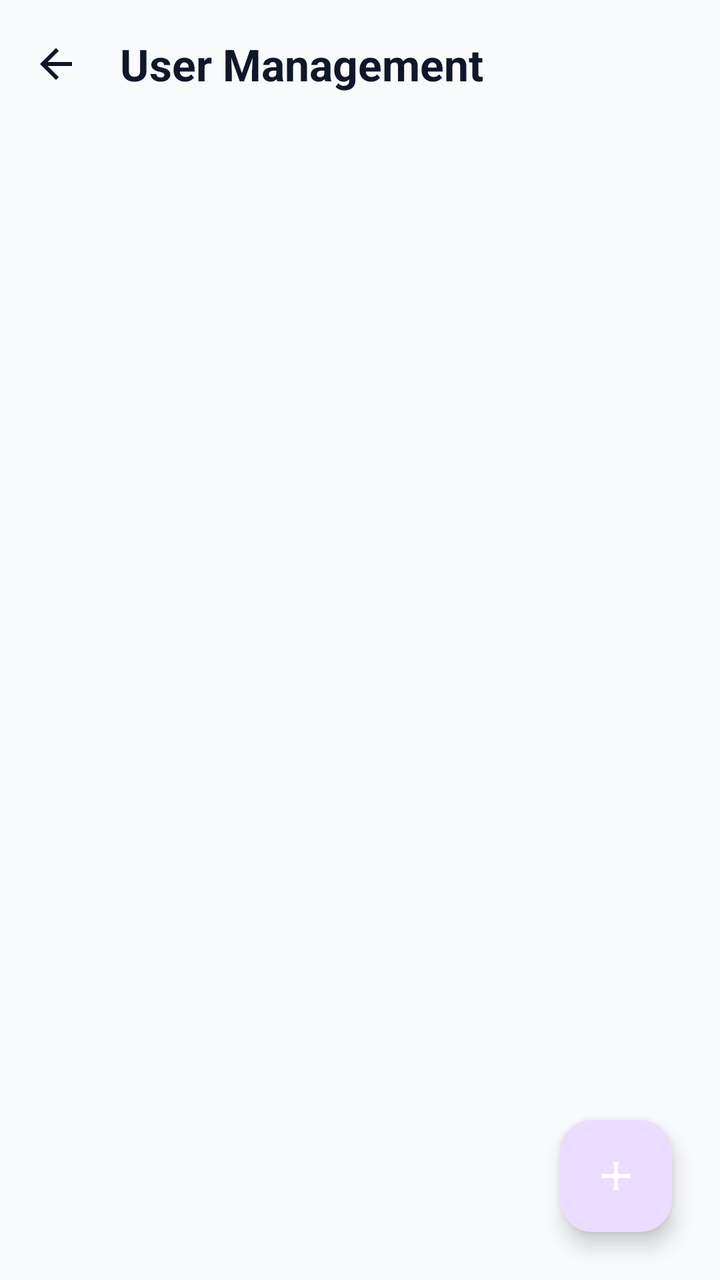
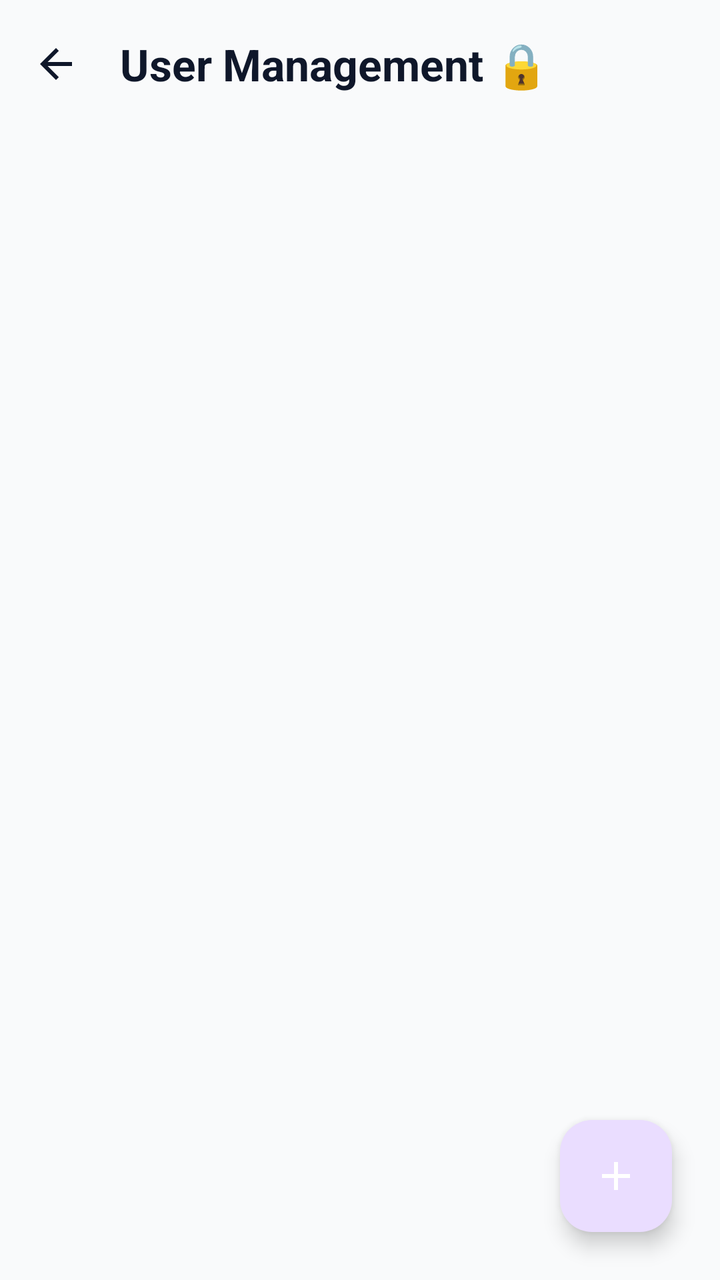

Compare the two renders of this Android layout. The source of the first and the diff that turns it into the second are given below.
<!-- AndroidManifest.xml: application theme Theme.Biometric -->
<!-- res/layout/activity_user_management.xml -->
<?xml version="1.0" encoding="utf-8"?>
<androidx.coordinatorlayout.widget.CoordinatorLayout xmlns:android="http://schemas.android.com/apk/res/android"
    xmlns:app="http://schemas.android.com/apk/res-auto"
    android:layout_width="match_parent"
    android:layout_height="match_parent"
    android:background="@color/window_background">

    <com.google.android.material.appbar.AppBarLayout
        android:layout_width="match_parent"
        android:layout_height="wrap_content"
        android:background="?attr/colorSurface">
        <com.google.android.material.appbar.MaterialToolbar
            android:id="@+id/toolbar"
            style="@style/Widget.App.Toolbar"
            android:layout_width="match_parent"
            android:layout_height="?attr/actionBarSize"
            app:title="User Management"
            app:navigationIcon="@drawable/ic_back" />
    </com.google.android.material.appbar.AppBarLayout>

    <FrameLayout
        android:layout_width="match_parent"
        android:layout_height="match_parent"
        app:layout_behavior="@string/appbar_scrolling_view_behavior">

        <androidx.recyclerview.widget.RecyclerView
            android:id="@+id/rvUsers"
            android:layout_width="match_parent"
            android:layout_height="match_parent"
            android:padding="16dp"
            android:clipToPadding="false" />

        <com.google.android.material.progressindicator.CircularProgressIndicator
            android:id="@+id/progressBar"
            android:layout_width="wrap_content"
            android:layout_height="wrap_content"
            android:layout_gravity="center"
            android:visibility="gone"
            android:indeterminate="true" />

        <com.google.android.material.floatingactionbutton.FloatingActionButton
            android:id="@+id/fabAddUser"
            android:layout_width="wrap_content"
            android:layout_height="wrap_content"
            android:layout_gravity="bottom|end"
            android:layout_margin="24dp"
            android:src="@drawable/ic_add"
            app:tint="@color/white" />
    </FrameLayout>

</androidx.coordinatorlayout.widget.CoordinatorLayout>
<!-- resources referenced by this layout -->
<resources>
  <color name="white">#FFFFFF</color>
  <color name="window_background">#F9FAFB</color>
  <!-- drawable ic_add (drawable) -->
  <vector xmlns:android="http://schemas.android.com/apk/res/android"
      android:width="24dp"
      android:height="24dp"
      android:viewportWidth="24"
      android:viewportHeight="24">
    <path
        android:fillColor="@android:color/white"
        android:pathData="M19,13h-6v6h-2v-6H5v-2h6V5h2v6h6v2z"/>
  </vector>
  <!-- drawable ic_back (drawable) -->
  <vector xmlns:android="http://schemas.android.com/apk/res/android"
      android:width="24dp"
      android:height="24dp"
      android:viewportWidth="24"
      android:viewportHeight="24"
      android:tint="?attr/colorControlNormal">
    <path
        android:fillColor="@android:color/white"
        android:pathData="M20,11H7.83l5.59,-5.59L12,4l-8,8 8,8 1.41,-1.41L7.83,13H20v-2z"/>
  </vector>
  <style name="Widget.App.Toolbar" parent="Widget.Material3.Toolbar.OnSurface">
          <item name="titleTextAppearance">@style/TextAppearance.App.ToolbarTitle</item>
      </style>
  <style name="Theme.Biometric" parent="Theme.Material3.DayNight.NoActionBar">
          
          <item name="colorPrimary">@color/colorPrimary</item>
          <item name="colorPrimaryDark">@color/colorPrimaryDark</item>
          <item name="colorPrimaryVariant">@color/colorPrimaryDark</item>
          <item name="colorOnPrimary">@android:color/white</item>
          
          
          <item name="colorSecondary">@color/colorAccent</item>
          <item name="colorOnSecondary">@android:color/white</item>
  
          
          <item name="android:colorBackground">@color/window_background</item>
          <item name="android:windowBackground">@color/window_background</item>
          <item name="android:windowDisablePreview">false</item>
          <item name="colorSurface">@color/window_background</item>
          <item name="colorOnSurface">@color/text_primary</item>
          <item name="colorSurfaceVariant">@color/colorSurfaceVariant</item>
          <item name="colorOnSurfaceVariant">@color/text_secondary</item>
          <item name="colorError">@color/red</item>
          <item name="colorOnError">@android:color/white</item>
          <item name="colorOutline">@color/outline</item>
          <item name="colorOutlineVariant">@color/outline_variant</item>
  
          
          <item name="android:statusBarColor">?attr/colorSurface</item>
          <item name="android:windowLightStatusBar">true</item>
          <item name="android:navigationBarColor">?attr/colorSurface</item>
          <item name="android:windowLightNavigationBar" tools:targetApi="27">true</item>
          <item name="android:windowLayoutInDisplayCutoutMode" tools:targetApi="28">shortEdges</item>
  
          
          <item name="android:windowActivityTransitions">true</item>
          <item name="android:windowEnterTransition">@android:transition/fade</item>
          <item name="android:windowExitTransition">@android:transition/fade</item>
  
          
          <item name="toolbarStyle">@style/Widget.App.Toolbar</item>
          <item name="materialCardViewStyle">@style/Widget.App.CardView</item>
      </style>
  <style name="TextAppearance.App.ToolbarTitle" parent="TextAppearance.Material3.TitleLarge">
          <item name="android:textStyle">bold</item>
      </style>
  <color name="colorPrimary">#4F46E5</color>
  <color name="colorPrimaryDark">#4338CA</color>
  <color name="colorAccent">#F43F5E</color>
  <color name="text_primary">#0F172A</color>
  <color name="colorSurfaceVariant">#F3F4F6</color>
  <color name="text_secondary">#475569</color>
  <color name="red">#EF4444</color>
  <color name="outline">#79747E</color>
  <color name="outline_variant">#CAC4D0</color>
  <style name="Widget.App.CardView" parent="Widget.Material3.CardView.Elevated">
          <item name="cardCornerRadius">16dp</item>
          <item name="cardElevation">4dp</item>
      </style>
</resources>

<!-- the commit's change to res/layout/activity_user_management.xml (unified diff, before → after) -->
@@ -1,11 +1,14 @@
 <?xml version="1.0" encoding="utf-8"?>
 <androidx.coordinatorlayout.widget.CoordinatorLayout xmlns:android="http://schemas.android.com/apk/res/android"
     xmlns:app="http://schemas.android.com/apk/res-auto"
+    android:id="@+id/clUserManagementRoot"
     android:layout_width="match_parent"
     android:layout_height="match_parent"
-    android:background="@color/window_background">
+    android:background="@color/window_background"
+    android:fitsSystemWindows="false">
 
     <com.google.android.material.appbar.AppBarLayout
+        android:id="@+id/appBar"
         android:layout_width="match_parent"
         android:layout_height="wrap_content"
         android:background="?attr/colorSurface">
@@ -14,7 +17,7 @@
             style="@style/Widget.App.Toolbar"
             android:layout_width="match_parent"
             android:layout_height="?attr/actionBarSize"
-            app:title="User Management"
+            app:title="User Management 🔒"
             app:navigationIcon="@drawable/ic_back" />
     </com.google.android.material.appbar.AppBarLayout>
 
